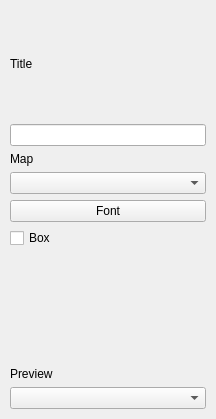
Above: src/ui/qgscomposervectorlegendbase.ui from gopal-bhatt/PIHMgis before the change. Below: the same form after it.
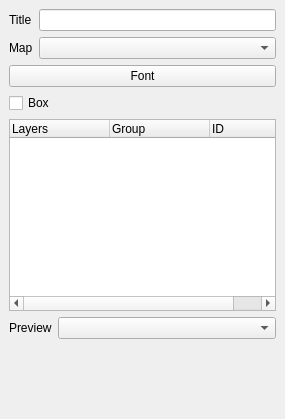
That is the form after the change. Custom widgets are drawn as their Qt base class.

What changed in the file:
```diff
--- a/src/ui/qgscomposervectorlegendbase.ui
+++ b/src/ui/qgscomposervectorlegendbase.ui
@@ -8,7 +8,7 @@
    <rect>
     <x>0</x>
     <y>0</y>
-    <width>216</width>
+    <width>285</width>
     <height>419</height>
    </rect>
   </property>
@@ -23,31 +23,69 @@
   <property name="windowTitle" >
    <string>Vector Legend Options</string>
   </property>
-  <layout class="QVBoxLayout" >
+  <layout class="QGridLayout" >
    <property name="margin" >
-    <number>10</number>
+    <number>9</number>
    </property>
    <property name="spacing" >
     <number>6</number>
    </property>
-   <item>
-    <widget class="QLabel" name="textLabel1_2" >
+   <item row="5" column="2" >
+    <widget class="QComboBox" name="mPreviewModeComboBox" >
+     <property name="sizePolicy" >
+      <sizepolicy>
+       <hsizetype>7</hsizetype>
+       <vsizetype>0</vsizetype>
+       <horstretch>0</horstretch>
+       <verstretch>0</verstretch>
+      </sizepolicy>
+     </property>
+    </widget>
+   </item>
+   <item row="5" column="0" colspan="2" >
+    <widget class="QLabel" name="textLabel1_5" >
+     <property name="sizePolicy" >
+      <sizepolicy>
+       <hsizetype>1</hsizetype>
+       <vsizetype>0</vsizetype>
+       <horstretch>0</horstretch>
+       <verstretch>0</verstretch>
+      </sizepolicy>
+     </property>
      <property name="text" >
-      <string>Title</string>
+      <string>Preview</string>
+     </property>
+     <property name="wordWrap" >
+      <bool>true</bool>
      </property>
      <property name="buddy" >
       <cstring>mTitleLineEdit</cstring>
      </property>
     </widget>
    </item>
-   <item>
+   <item row="1" column="1" colspan="2" >
+    <widget class="QComboBox" name="mMapComboBox" >
+     <property name="enabled" >
+      <bool>true</bool>
+     </property>
+     <property name="sizePolicy" >
+      <sizepolicy>
+       <hsizetype>5</hsizetype>
+       <vsizetype>0</vsizetype>
+       <horstretch>0</horstretch>
+       <verstretch>0</verstretch>
+      </sizepolicy>
+     </property>
+    </widget>
+   </item>
+   <item row="0" column="1" colspan="2" >
     <widget class="QLineEdit" name="mTitleLineEdit" />
    </item>
-   <item>
+   <item row="1" column="0" >
     <widget class="QLabel" name="textLabel1" >
      <property name="sizePolicy" >
       <sizepolicy>
-       <hsizetype>7</hsizetype>
+       <hsizetype>1</hsizetype>
        <vsizetype>0</vsizetype>
        <horstretch>0</horstretch>
        <verstretch>0</verstretch>
@@ -56,100 +94,101 @@
      <property name="text" >
       <string>Map</string>
      </property>
+     <property name="wordWrap" >
+      <bool>true</bool>
+     </property>
      <property name="buddy" >
       <cstring>mMapComboBox</cstring>
      </property>
     </widget>
    </item>
-   <item>
-    <widget class="QComboBox" name="mMapComboBox" >
-     <property name="enabled" >
-      <bool>true</bool>
-     </property>
+   <item row="0" column="0" >
+    <widget class="QLabel" name="textLabel1_2" >
      <property name="sizePolicy" >
       <sizepolicy>
-       <hsizetype>5</hsizetype>
-       <vsizetype>0</vsizetype>
-       <horstretch>0</horstretch>
-       <verstretch>0</verstretch>
-      </sizepolicy>
-     </property>
-    </widget>
-   </item>
-   <item>
-    <widget class="QPushButton" name="mFontButton" >
-     <property name="sizePolicy" >
-      <sizepolicy>
-       <hsizetype>5</hsizetype>
-       <vsizetype>0</vsizetype>
+       <hsizetype>1</hsizetype>
+       <vsizetype>5</vsizetype>
        <horstretch>0</horstretch>
        <verstretch>0</verstretch>
       </sizepolicy>
      </property>
      <property name="text" >
-      <string>Font</string>
+      <string>Title</string>
      </property>
+     <property name="wordWrap" >
+      <bool>true</bool>
+     </property>
+     <property name="buddy" >
+      <cstring>mTitleLineEdit</cstring>
+     </property>
     </widget>
    </item>
-   <item>
+   <item row="6" column="2" >
+    <spacer>
+     <property name="orientation" >
+      <enum>Qt::Vertical</enum>
+     </property>
+     <property name="sizeHint" >
+      <size>
+       <width>20</width>
+       <height>40</height>
+      </size>
+     </property>
+    </spacer>
+   </item>
+   <item row="4" column="0" colspan="3" >
+    <widget class="QTreeWidget" name="mLayersListView" >
+     <property name="selectionMode" >
+      <enum>QAbstractItemView::ExtendedSelection</enum>
+     </property>
+     <property name="rootIsDecorated" >
+      <bool>false</bool>
+     </property>
+     <property name="columnCount" >
+      <number>3</number>
+     </property>
+     <column>
+      <property name="text" >
+       <string>Layers</string>
+      </property>
+     </column>
+     <column>
+      <property name="text" >
+       <string>Group</string>
+      </property>
+     </column>
+     <column>
+      <property name="text" >
+       <string>ID</string>
+      </property>
+     </column>
+    </widget>
+   </item>
+   <item row="3" column="0" colspan="3" >
     <widget class="QCheckBox" name="mFrameCheckBox" >
      <property name="text" >
       <string>Box</string>
      </property>
     </widget>
    </item>
-   <item>
-    <widget class="Q3ListView" name="mLayersListView" >
-     <column>
-      <property name="text" >
-       <string>Column 1</string>
-      </property>
-     </column>
-    </widget>
-   </item>
-   <item>
-    <widget class="QLabel" name="textLabel1_5" >
+   <item row="2" column="0" colspan="3" >
+    <widget class="QPushButton" name="mFontButton" >
      <property name="sizePolicy" >
       <sizepolicy>
-       <hsizetype>7</hsizetype>
+       <hsizetype>5</hsizetype>
        <vsizetype>0</vsizetype>
        <horstretch>0</horstretch>
        <verstretch>0</verstretch>
       </sizepolicy>
      </property>
      <property name="text" >
-      <string>Preview</string>
-     </property>
-     <property name="buddy" >
-      <cstring>mPreviewModeComboBox</cstring>
-     </property>
-    </widget>
-   </item>
-   <item>
-    <widget class="QComboBox" name="mPreviewModeComboBox" >
-     <property name="sizePolicy" >
-      <sizepolicy>
-       <hsizetype>7</hsizetype>
-       <vsizetype>0</vsizetype>
-       <horstretch>0</horstretch>
-       <verstretch>0</verstretch>
-      </sizepolicy>
+      <string>Font</string>
      </property>
     </widget>
    </item>
   </layout>
  </widget>
  <layoutdefault spacing="6" margin="11" />
- <pixmapfunction>qPixmapFromMimeSource</pixmapfunction>
- <customwidgets>
-  <customwidget>
-   <class>Q3ListView</class>
-   <extends></extends>
-   <header>q3listview.h</header>
-   <container>0</container>
-   <pixmap></pixmap>
-  </customwidget>
- </customwidgets>
  <tabstops>
   <tabstop>mTitleLineEdit</tabstop>
   <tabstop>mMapComboBox</tabstop>
```
Left out of the diff: 5 changed lines with no effect on the pictures.
